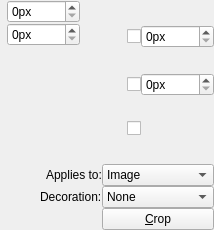
Qt form krita/plugins/tools/tool_crop/wdg_tool_crop.ui (KDE/krita) before a commit.
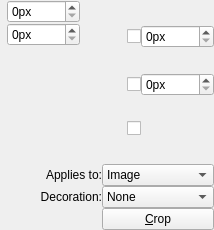
The same form after that commit. Custom widgets are drawn as their Qt base class.

Commit message:
Make wdg_tool_crop.ui compatible with older Qt again
Attribute "alignment" to element "item" is new,
more backward-compatible is <property name="alignment">

Diff of the .ui file:
```diff
--- a/krita/plugins/tools/tool_crop/wdg_tool_crop.ui
+++ b/krita/plugins/tools/tool_crop/wdg_tool_crop.ui
@@ -221,18 +221,24 @@
        </property>
       </widget>
      </item>
-     <item row="0" column="0" alignment="Qt::AlignRight">
+     <item row="0" column="0">
       <widget class="QLabel" name="label">
        <property name="text">
         <string>Applies to:</string>
        </property>
+       <property name="alignment">
+        <set>Qt::AlignRight|Qt::AlignTrailing|Qt::AlignVCenter</set>
+       </property>
       </widget>
      </item>
-     <item row="1" column="0" alignment="Qt::AlignRight">
+     <item row="1" column="0">
       <widget class="QLabel" name="label_2">
        <property name="text">
         <string>Decoration:</string>
        </property>
+       <property name="alignment">
+        <set>Qt::AlignRight|Qt::AlignTrailing|Qt::AlignVCenter</set>
+       </property>
       </widget>
      </item>
      <item row="1" column="1">
```
